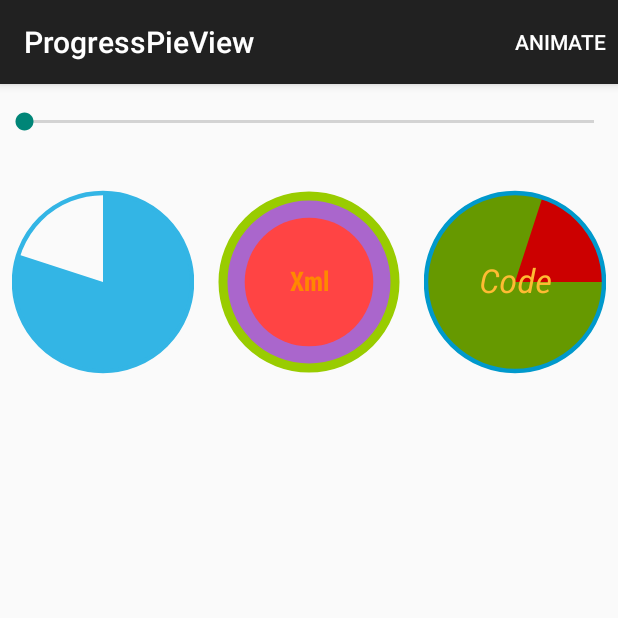
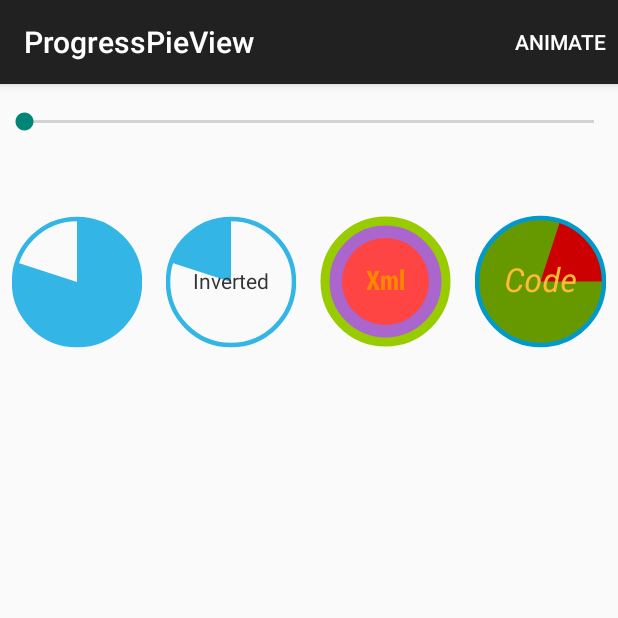
Before and after one commit to FilipPudak/ProgressPieView, an Android app: the screen it shows after launch (MainActivity), after a tap on "ANIMATE", on a phone screen of 412 x 824 dp, the top half of it. Run offline under Robolectric (Android 15) with nearby library versions, the phone set to English and light mode, and no system bars.

Commit message:
- added option to draw the progress inverted when in fill radial mode (0% equals full pie, 100% equals no pie)

```diff
--- a/library/src/main/java/com/filippudak/ProgressPieView/ProgressPieView.java
+++ b/library/src/main/java/com/filippudak/ProgressPieView/ProgressPieView.java
@@ -52,6 +52,7 @@ public class ProgressPieView extends View {
     private int mMax = DEFAULT_MAX;
     private int mProgress = DEFAULT_PROGRESS;
     private int mStartAngle = DEFAULT_START_ANGLE;
+    private boolean mInverted = false;
     private boolean mShowStroke = true;
     private float mStrokeWidth = DEFAULT_STROKE_WIDTH;
     private boolean mShowText = true;
@@ -98,6 +99,7 @@ public class ProgressPieView extends View {
         mMax = a.getInteger(R.styleable.ProgressPieView_max, mMax);
         mProgress = a.getInteger(R.styleable.ProgressPieView_progress, mProgress);
         mStartAngle = a.getInt(R.styleable.ProgressPieView_startAngle, mStartAngle);
+        mInverted = a.getBoolean(R.styleable.ProgressPieView_inverted, mInverted);
         mStrokeWidth = a.getDimension(R.styleable.ProgressPieView_strokeWidth, mStrokeWidth);
         mTypeface = a.getString(R.styleable.ProgressPieView_typeface);
         mTextSize = a.getDimension(R.styleable.ProgressPieView_android_textSize, mTextSize);
@@ -168,6 +170,9 @@ public class ProgressPieView extends View {
         switch (mProgressFillType) {
             case FILL_TYPE_RADIAL:
                 float sweepAngle = 360 * mProgress / mMax;
+                if (mInverted) {
+                    sweepAngle = sweepAngle - 360;
+                }
                 canvas.drawArc(mInnerRectF, mStartAngle, sweepAngle, true, mProgressPaint);
                 break;
             case FILL_TYPE_CENTER:
@@ -315,6 +320,21 @@ public class ProgressPieView extends View {
      */
     public void setStartAngle(int startAngle) {
         mStartAngle = startAngle;
+    }
+
+    /**
+     * Gets the inverted state.
+     */
+    public boolean isInverted() {
+        return mInverted;
+    }
+
+    /**
+     * Sets the inverted state.
+     * @param inverted draw the progress inverted or not
+     */
+    public void setInverted(boolean inverted) {
+        mInverted = inverted;
     }
 
     /**
--- a/library/src/main/res/values/attrs.xml
+++ b/library/src/main/res/values/attrs.xml
@@ -4,6 +4,7 @@
         <attr name="progress" format="integer"/>
         <attr name="max" format="integer"/>
         <attr name="startAngle" format="integer"/>
+        <attr name="inverted" format="boolean"/>
         <attr name="strokeWidth" format="dimension"/>
         <attr name="backgroundColor" format="reference|color"/>
         <attr name="progressColor" format="reference|color"/>
--- a/sample/src/main/java/com/filippudak/ProgressPieView/sample/MainActivity.java
+++ b/sample/src/main/java/com/filippudak/ProgressPieView/sample/MainActivity.java
@@ -18,6 +18,7 @@ public class MainActivity extends ActionBarActivity {
 
     private SeekBar mSeekBar;
     private ProgressPieView mProgressPieView;
+    private ProgressPieView mProgressPieViewInverted;
     private ProgressPieView mProgressPieViewXml;
     private ProgressPieView mProgressPieViewCode;
 
@@ -68,6 +69,9 @@ public class MainActivity extends ActionBarActivity {
             }
         });
 
+        // Inverted default version
+        mProgressPieViewInverted = (ProgressPieView) findViewById(R.id.progressPieViewInverted);
+
         // XML version
         mProgressPieViewXml = (ProgressPieView) findViewById(R.id.progressPieViewXml);
 
@@ -78,6 +82,7 @@ public class MainActivity extends ActionBarActivity {
             public void onProgressChanged(SeekBar seekBar, int i, boolean b) {
                 mProgressPieView.setProgress(i);
                 mProgressPieView.setText(i + "%");
+                mProgressPieViewInverted.setProgress(i);
                 mProgressPieViewXml.setProgress(i);
                 mProgressPieViewCode.setProgress(i);
             }
@@ -105,6 +110,8 @@ public class MainActivity extends ActionBarActivity {
         if (item.getItemId() == R.id.menu_item_animate) {
             mProgressPieView.setProgress(0);
             mProgressPieView.animateProgressFill();
+            mProgressPieViewInverted.setProgress(0);
+            mProgressPieViewInverted.animateProgressFill();
             mProgressPieViewXml.setProgress(0);
             mProgressPieViewXml.animateProgressFill();
             mProgressPieViewCode.setProgress(0);
--- a/sample/src/main/res/layout/main_activity.xml
+++ b/sample/src/main/res/layout/main_activity.xml
@@ -32,6 +32,16 @@
 
         <com.filippudak.ProgressPieView.ProgressPieView
             android:layout_margin="8dp"
+            android:layout_width="0dp"
+            android:layout_height="match_parent"
+            android:layout_weight="1"
+            android:layout_gravity="center"
+            android:id="@+id/progressPieViewInverted"
+            android:text="Inverted"
+            ppv:inverted="true"/>
+
+        <com.filippudak.ProgressPieView.ProgressPieView
+            android:layout_margin="8dp"
             android:layout_gravity="center"
             android:id="@+id/progressPieViewXml"
             android:layout_width="0dp"
```
Also changed, not shown: 1 other file.
